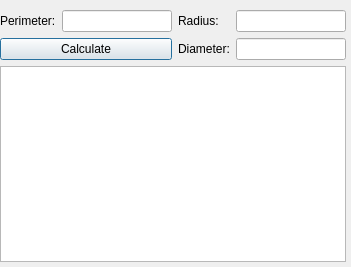
Old version of the form src/gui/circle_perimeter.ui in the repository ayham-1/upperLowerBounds.
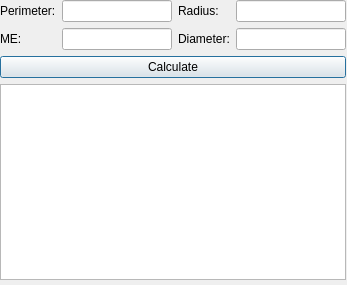
New version of the form.

Diff of the .ui file:
```diff
--- a/src/gui/circle_perimeter.ui
+++ b/src/gui/circle_perimeter.ui
@@ -6,24 +6,27 @@
    <rect>
     <x>0</x>
     <y>0</y>
-    <width>351</width>
-    <height>267</height>
+    <width>347</width>
+    <height>285</height>
    </rect>
   </property>
   <property name="windowTitle">
    <string>Circle Formula: Perimeter</string>
   </property>
-  <widget class="QWidget" name="layoutWidget">
+  <widget class="QWidget" name="">
    <property name="geometry">
     <rect>
      <x>0</x>
-     <y>10</y>
+     <y>0</y>
      <width>346</width>
-     <height>252</height>
+     <height>280</height>
     </rect>
    </property>
-   <layout class="QVBoxLayout" name="verticalLayout">
-    <item>
+   <layout class="QGridLayout" name="gridLayout_2">
+    <item row="1" column="0">
+     <widget class="QPlainTextEdit" name="plainTextEdit"/>
+    </item>
+    <item row="0" column="0">
      <layout class="QGridLayout" name="gridLayout">
       <item row="0" column="0">
        <widget class="QLabel" name="label">
@@ -45,13 +48,16 @@
       <item row="0" column="3">
        <widget class="QLineEdit" name="lineEdit_2"/>
       </item>
-      <item row="1" column="0" colspan="2">
-       <widget class="QPushButton" name="pushButton">
+      <item row="1" column="0">
+       <widget class="QLabel" name="label_4">
         <property name="text">
-         <string>Calculate</string>
+         <string>ME:</string>
         </property>
        </widget>
       </item>
+      <item row="1" column="1">
+       <widget class="QLineEdit" name="lineEdit_4"/>
+      </item>
       <item row="1" column="2">
        <widget class="QLabel" name="label_3">
         <property name="text">
@@ -62,11 +68,15 @@
       <item row="1" column="3">
        <widget class="QLineEdit" name="lineEdit_3"/>
       </item>
+      <item row="2" column="0" colspan="4">
+       <widget class="QPushButton" name="pushButton">
+        <property name="text">
+         <string>Calculate</string>
+        </property>
+       </widget>
+      </item>
      </layout>
     </item>
-    <item>
-     <widget class="QPlainTextEdit" name="plainTextEdit"/>
-    </item>
    </layout>
   </widget>
  </widget>
```
